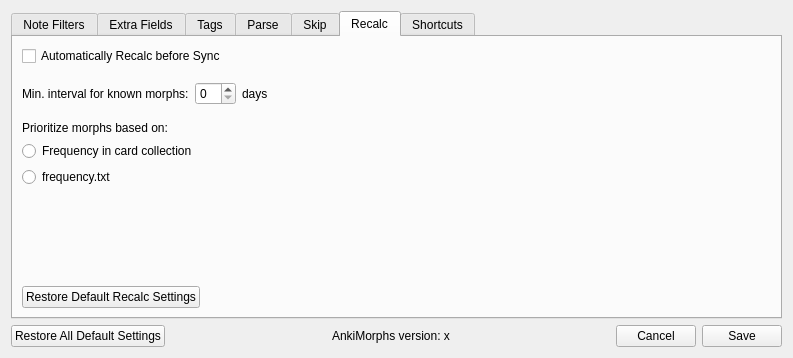
This is ankimorphs/ui/settings_dialog.ui in mortii/anki-morphs as Qt 5 draws it before an edit. The edited form follows.
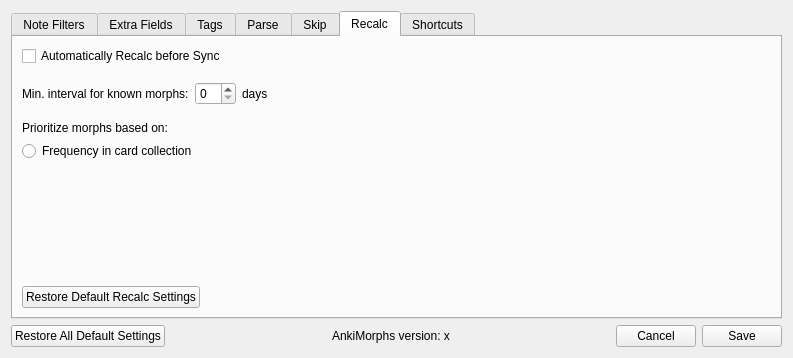
This is the edited form. The open tabs and pages were chosen to show the change.

Commit message: removed "frequency.txt" priority option (#17)

Diff of the .ui file:
```diff
--- a/ankimorphs/ui/settings_dialog.ui
+++ b/ankimorphs/ui/settings_dialog.ui
@@ -460,13 +460,6 @@
                </property>
               </widget>
              </item>
-             <item>
-              <widget class="QRadioButton" name="recalc_prioritize_textfile_input">
-               <property name="text">
-                <string>frequency.txt</string>
-               </property>
-              </widget>
-             </item>
             </layout>
            </item>
            <item>
```
Left out of the diff: 2 changed lines with no effect on the pictures. The commit also changes 3 other files.
